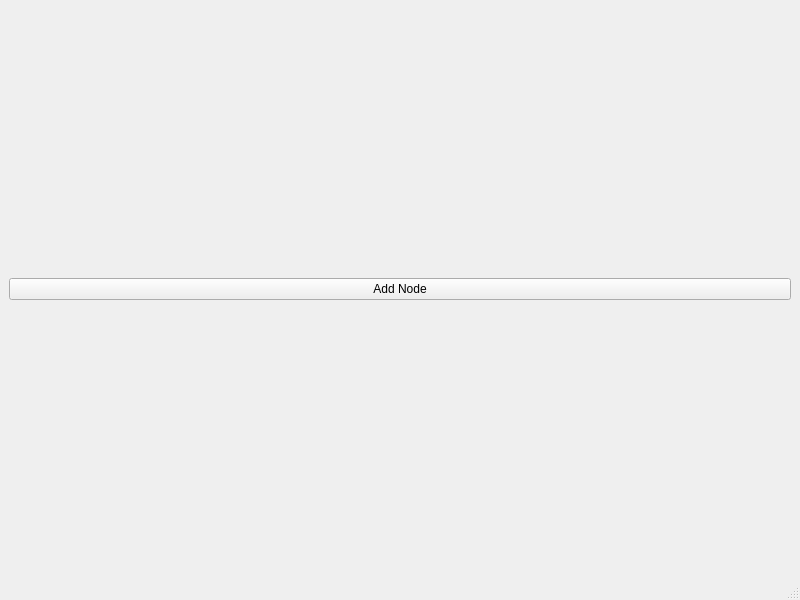
The window that EagleEye/UIs/mainwindow.ui (dtmoodie/EagleEye) describes before a commit, drawn with Qt 5.
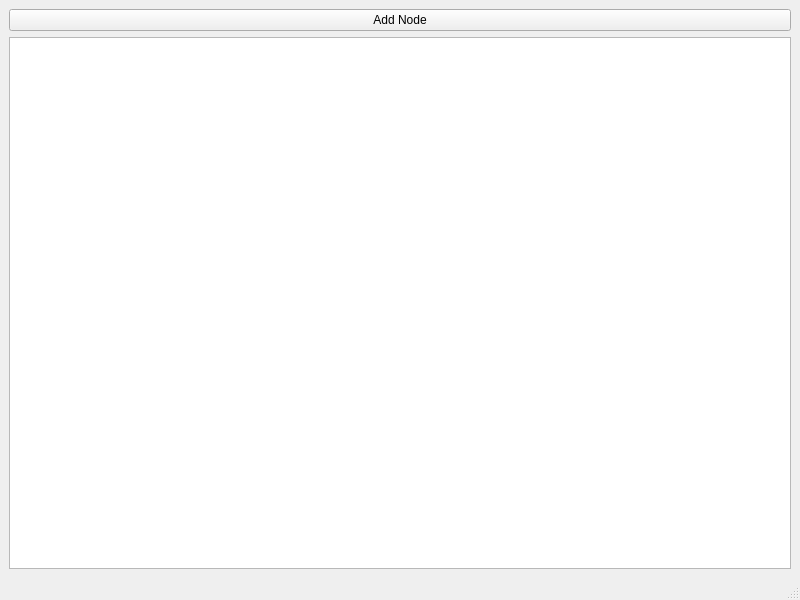
The same window after the commit.

Commit message: Added some error catching and fixed UI elements.

Diff of the .ui file:
```diff
--- a/EagleEye/UIs/mainwindow.ui
+++ b/EagleEye/UIs/mainwindow.ui
@@ -26,6 +26,9 @@
       </item>
      </layout>
     </item>
+    <item row="2" column="2">
+     <widget class="QPlainTextEdit" name="console"/>
+    </item>
    </layout>
   </widget>
   <widget class="QMenuBar" name="menubar">
```
Left out of the diff: 2 changed lines with no effect on the pictures. The commit also changes 6 other files.
